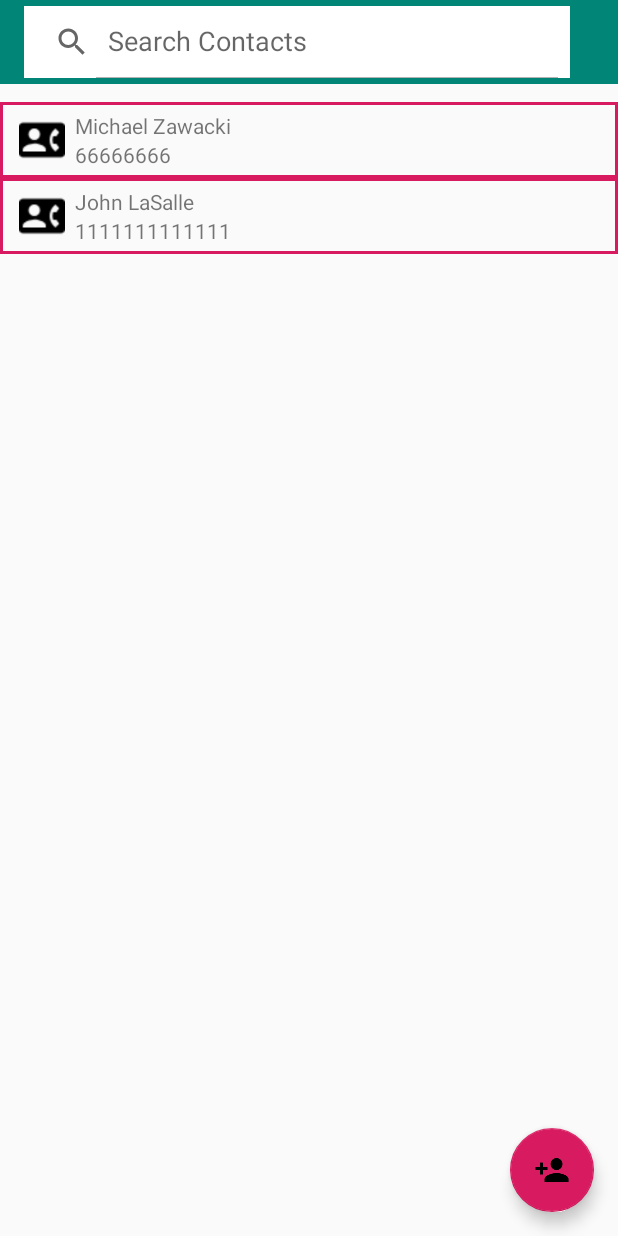
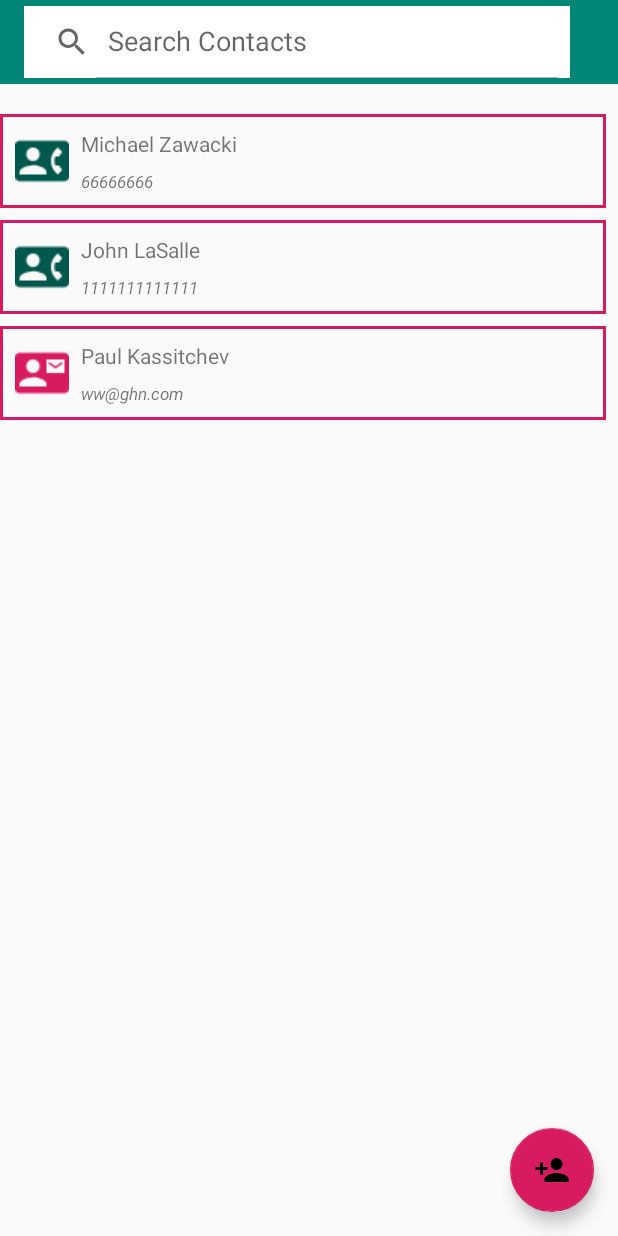
Before and after one commit to Pavel-IT-Courses/HomeTask1, an Android app: the ContactBookActivity screen opened directly, with no data from a screen before it, on a phone screen of 412 x 824 dp. Run offline under Robolectric (Android 15) with nearby library versions, the phone set to English and light mode, and no system bars.

Commit message:
Layouts updated

```diff
--- a/homework2/src/main/java/com/gmail/pavkascool/homework2/ContactBookActivity.java
+++ b/homework2/src/main/java/com/gmail/pavkascool/homework2/ContactBookActivity.java
@@ -1,11 +1,8 @@
 package com.gmail.pavkascool.homework2;
 
-import android.app.Service;
 import android.content.Intent;
 import android.view.LayoutInflater;
 import android.view.View;
-import android.view.inputmethod.InputMethodManager;
-import android.widget.Button;
 import android.widget.GridLayout;
 import android.widget.LinearLayout;
 import android.widget.TextView;
@@ -16,6 +13,7 @@ import androidx.appcompat.widget.Toolbar;
 
 
 import android.os.Bundle;
+import com.google.android.material.floatingactionbutton.FloatingActionButton;
 
 import java.util.ArrayList;
 import java.util.List;
@@ -26,10 +24,12 @@ public class ContactBookActivity extends AppCompatActivity implements View.OnCli
 
     private Toolbar toolbar;
     private SearchView searchView;
-    private com.google.android.material.floatingactionbutton.FloatingActionButton floatingActionButton;
+    private FloatingActionButton floatingActionButton;
     private TextView initText;
     private GridLayout gridLayout;
     LinearLayout linearLayout;
+
+
 
 
     @Override
@@ -51,6 +51,8 @@ public class ContactBookActivity extends AppCompatActivity implements View.OnCli
         persons.add(p);
         Person p1 = new Person("John LaSalle", "1111111111111");
         persons.add(p1);
+        Person p2 =new Person("Paul Kassitchev", "ww@ghn.com", null);
+        persons.add(p2);
 
 
         linearLayout = findViewById(R.id.inner_layout);
@@ -63,11 +65,23 @@ public class ContactBookActivity extends AppCompatActivity implements View.OnCli
         }
 
         for(int i = 0; i < persons.size(); i++) {
-            View item = li.inflate(R.layout.item_person, gridLayout, false);
-            TextView name = item.findViewById(R.id.name);
-            TextView phone = item.findViewById(R.id.phone);
-            name.setText(persons.get(i).getName());
-            phone.setText(persons.get(i).getPhone());
+            String name = persons.get(i).getName();
+            String phone = persons.get(i).getPhone();
+            String email = persons.get(i).getEmail();
+            View item = null;
+            if(phone != null) {
+                item = li.inflate(R.layout.item_phone, gridLayout, false);
+                TextView phoneText = item.findViewById(R.id.phone);
+                phoneText.setText(phone);
+            }
+            else {
+                item = li.inflate(R.layout.item_email, gridLayout, false);
+                TextView emailText = item.findViewById(R.id.email);
+                emailText.setText(email);
+            }
+
+            TextView nameText = item.findViewById(R.id.name);
+            nameText.setText(name);
             gridLayout.addView(item, i);
 
         }
--- a/homework2/src/main/java/com/gmail/pavkascool/homework2/Person.java
+++ b/homework2/src/main/java/com/gmail/pavkascool/homework2/Person.java
@@ -5,10 +5,16 @@ public class Person {
     private String email;
     private String phone;
 
+    public Person(String name, String email, String phone) {
+        this.name = name;
+        this.email = email;
+        this.phone = phone;
+    }
     public Person(String name, String phone) {
         this.name = name;
         this.phone = phone;
     }
+
 
     public String getName() {
         return name;
--- a/homework2/src/main/res/layout-land/grid.xml
+++ b/homework2/src/main/res/layout-land/grid.xml
@@ -1,9 +1,12 @@
 <?xml version="1.0" encoding="utf-8"?>
-<GridLayout xmlns:android="http://schemas.android.com/apk/res/android"
+<GridLayout
+        xmlns:android="http://schemas.android.com/apk/res/android"
+        xmlns:app="http://schemas.android.com/apk/res-auto"
+        xmlns:tools="http://schemas.android.com/tools"
     android:layout_width="wrap_content"
     android:layout_height="match_parent"
     android:columnCount="2"
-
+    android:layout_gravity="fill_horizontal"
     >
 
 
--- a/homework2/src/main/res/layout/activity_contact_book.xml
+++ b/homework2/src/main/res/layout/activity_contact_book.xml
@@ -27,7 +27,9 @@
 
             <include
                 android:id="@+id/grid"
-                layout="@layout/grid" />
+                layout="@layout/grid"
+
+            />
 
         </ScrollView>
 
--- a/homework2/src/main/res/layout/activity_main.xml
+++ b/homework2/src/main/res/layout/activity_main.xml
@@ -7,6 +7,7 @@
     android:orientation="vertical"
     android:gravity="center_horizontal"
     tools:context=".MainActivity">
+
 
     <androidx.appcompat.widget.Toolbar
         android:id="@+id/toolbar"
--- a/homework2/src/main/res/layout/activity_web_browser.xml
+++ b/homework2/src/main/res/layout/activity_web_browser.xml
@@ -6,4 +6,6 @@
     android:layout_height="match_parent"
     tools:context=".WebBrowserActivity">
 
+
+
 </androidx.constraintlayout.widget.ConstraintLayout>
--- /dev/null
+++ b/homework2/src/main/res/layout/item_email.xml
@@ -0,0 +1,47 @@
+<?xml version="1.0" encoding="utf-8"?>
+<LinearLayout xmlns:android="http://schemas.android.com/apk/res/android"
+              android:orientation="horizontal"
+              android:background="@drawable/border"
+              android:clickable="true"
+              android:focusable="true"
+              android:padding="6dp"
+              android:layout_marginEnd="8dp"
+              android:layout_marginTop="8dp"
+              android:layout_width="match_parent"
+              android:layout_height="wrap_content"
+              android:layout_gravity="fill"
+              android:layout_columnWeight="1">
+    <ImageView
+            android:layout_width="wrap_content"
+            android:layout_height="match_parent"
+            android:padding="4dp"
+            android:src="@drawable/contact_mail"
+            android:tint="@color/colorAccent"
+    />
+
+    <LinearLayout
+            android:layout_width="match_parent"
+            android:layout_height="wrap_content"
+            android:orientation="vertical">
+
+        <TextView
+                android:layout_width="match_parent"
+                android:layout_height="wrap_content"
+                android:text="John Smith"
+                android:id="@+id/name"
+                android:padding="4dp"
+        />
+        <TextView
+                android:layout_width="match_parent"
+                android:layout_height="wrap_content"
+                android:text="123456"
+                android:textStyle="italic"
+                android:textSize="11sp"
+                android:id="@+id/email"
+                android:padding="4dp"
+        />
+
+    </LinearLayout>
+
+
+</LinearLayout>
--- a/homework2/src/main/res/layout/item_person.xml
+++ /dev/null
@@ -1,35 +0,0 @@
-<?xml version="1.0" encoding="utf-8"?>
-<LinearLayout xmlns:android="http://schemas.android.com/apk/res/android"
-    android:orientation="horizontal"
-    android:background="@drawable/border"
-    android:clickable="true"
-    android:padding="6dp"
-    android:layout_width="match_parent"
-    android:layout_height="wrap_content">
-    <ImageView
-        android:layout_width="wrap_content"
-        android:layout_height="match_parent"
-        android:padding="4dp"
-        android:src="@drawable/contact_phone"/>
-
-    <LinearLayout
-        android:layout_width="match_parent"
-        android:layout_height="wrap_content"
-        android:orientation="vertical">
-
-        <TextView
-            android:layout_width="match_parent"
-            android:layout_height="wrap_content"
-            android:text="John Smith"
-            android:id="@+id/name"/>
-        <TextView
-            android:layout_width="match_parent"
-            android:layout_height="wrap_content"
-            android:text="123456"
-            android:id="@+id/phone"/>
-
-    </LinearLayout>
-
-
-
-</LinearLayout>
--- /dev/null
+++ b/homework2/src/main/res/layout/item_phone.xml
@@ -0,0 +1,48 @@
+<?xml version="1.0" encoding="utf-8"?>
+<LinearLayout xmlns:android="http://schemas.android.com/apk/res/android"
+              android:orientation="horizontal"
+              android:background="@drawable/border"
+              android:clickable="true"
+              android:focusable="true"
+              android:padding="6dp"
+              android:layout_marginEnd="8dp"
+              android:layout_marginTop="8dp"
+              android:layout_width="match_parent"
+              android:layout_height="wrap_content"
+              android:layout_gravity="fill"
+              android:layout_columnWeight="1"
+>
+    <ImageView
+            android:layout_width="wrap_content"
+            android:layout_height="match_parent"
+            android:padding="4dp"
+            android:src="@drawable/contact_phone"
+            android:tint="@color/colorPrimaryDark"
+    />
+
+    <LinearLayout
+            android:layout_width="match_parent"
+            android:layout_height="wrap_content"
+            android:orientation="vertical">
+
+        <TextView
+                android:layout_width="match_parent"
+                android:layout_height="wrap_content"
+                android:text="John Smith"
+                android:id="@+id/name"
+                android:padding="4dp"
+        />
+        <TextView
+                android:layout_width="match_parent"
+                android:layout_height="wrap_content"
+                android:text="123456"
+                android:textStyle="italic"
+                android:textSize="11sp"
+                android:id="@+id/phone"
+                android:padding="4dp"
+        />
+
+    </LinearLayout>
+
+
+</LinearLayout>
```
